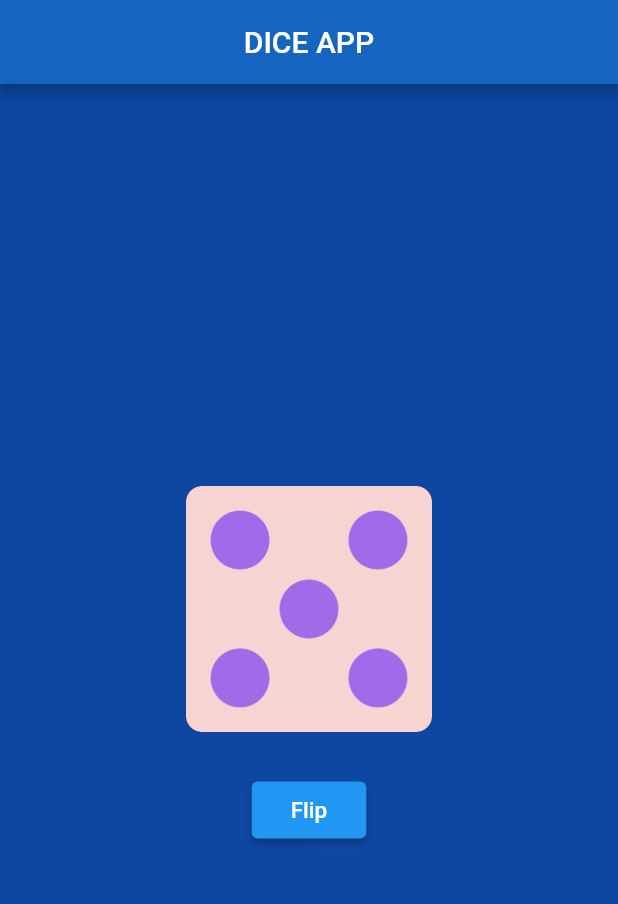
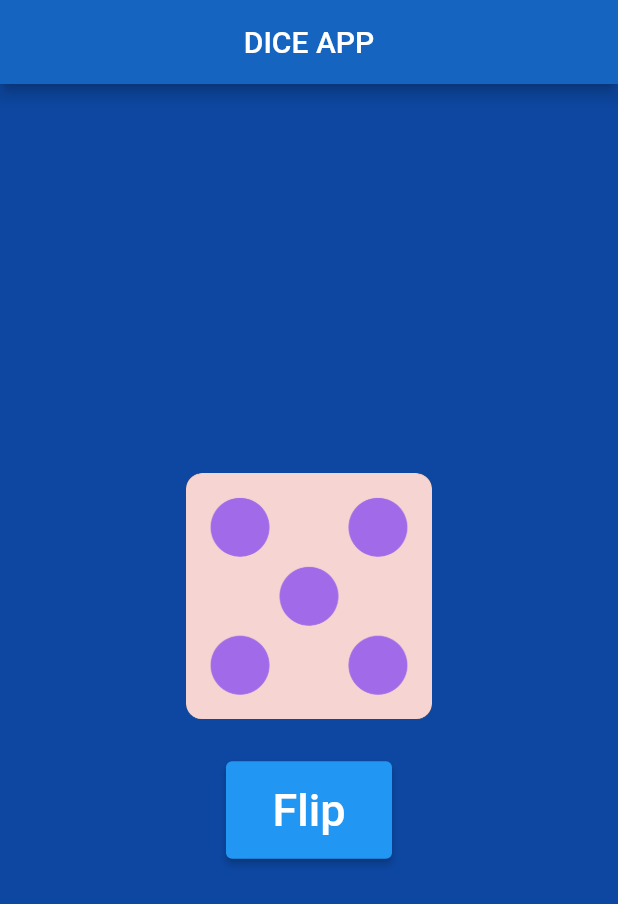
Before and after one commit to ahirlog/dice_app, a Flutter app: the screen it shows after launch, after a tap on "Flip", on a phone screen of 412 x 824 dp. Shown: the top 904 px of the screen. Run offline on Flutter 3.47's test engine with Material 2 defaults, Android fonts, the phone set to English and light mode, and no system bars.

Commit message:
12 Jan 2022

```diff
--- a/lib/main.dart
+++ b/lib/main.dart
@@ -11,7 +11,7 @@ class MyApp extends StatefulWidget {
 }
 
 class _MyAppState extends State<MyApp> {
-  var diceNum = 0;
+  var diceNum = 1;
 
   @override
   Widget build(BuildContext context) {
@@ -32,7 +32,6 @@ class _MyAppState extends State<MyApp> {
             children: [
               Container(
                 height: 180,
-                child: Expanded(
                 child: TextButton(
                   onPressed: () {
                     setState(() {
@@ -40,9 +39,8 @@ class _MyAppState extends State<MyApp> {
                     });
                   },
                   child: Image.asset(
-                      'images/dice$diceNum.png',
+                    "images/dice$diceNum.png",
                     height: 220,
-                    ),
                   ),
                 ),
               ),
@@ -53,16 +51,17 @@ class _MyAppState extends State<MyApp> {
                 onPressed: () {
                   setState(() {
                     diceNum = Random().nextInt(6) + 1;
+                    print(diceNum);
                   });
                 },
                 child: Padding(
                   padding: EdgeInsets.all(
-                    10,
+                    15,
                   ),
                   child: Text(
                     'Flip',
                     style: TextStyle(
-                      fontSize: 15,
+                      fontSize: 30,
                     ),
                   ),
                 ),
```
Also changed, not shown: pubspec.lock. Lines whose indentation alone changed are shown as unchanged.
